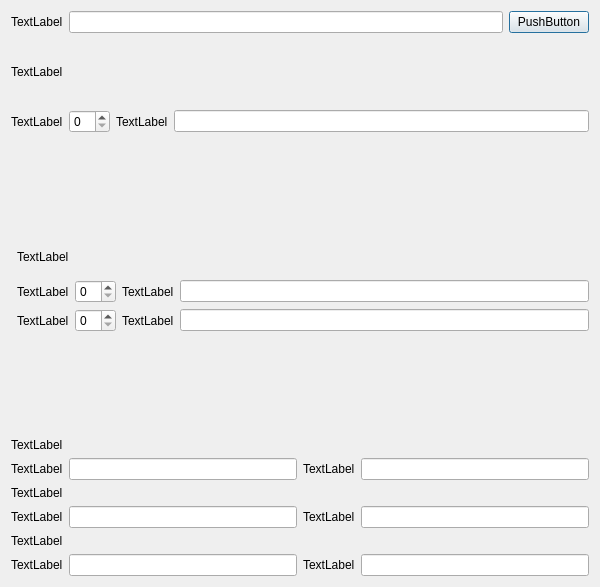
APKin/TCD53, file TowerController/SystemSetting.ui: the form before one commit.
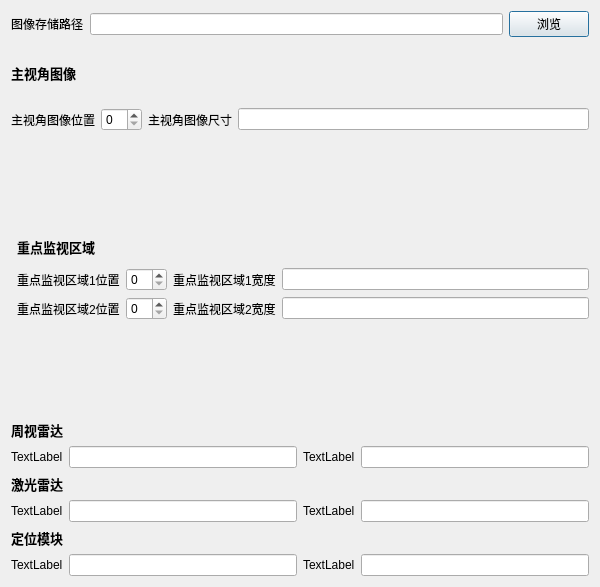
The form after the commit.

The edit to the form file:
```diff
--- a/TowerController/SystemSetting.ui
+++ b/TowerController/SystemSetting.ui
@@ -19,7 +19,7 @@
      <item>
       <widget class="QLabel" name="label">
        <property name="text">
-        <string>TextLabel</string>
+        <string>图像存储路径</string>
        </property>
       </widget>
      </item>
@@ -29,7 +29,7 @@
      <item>
       <widget class="QPushButton" name="pushButton">
        <property name="text">
-        <string>PushButton</string>
+        <string>浏览</string>
        </property>
       </widget>
      </item>
@@ -39,8 +39,15 @@
     <layout class="QVBoxLayout" name="verticalLayout_3">
      <item>
       <widget class="QLabel" name="label_2">
+       <property name="font">
+        <font>
+         <pointsize>10</pointsize>
+         <weight>75</weight>
+         <bold>true</bold>
+        </font>
+       </property>
        <property name="text">
-        <string>TextLabel</string>
+        <string>主视角图像</string>
        </property>
       </widget>
      </item>
@@ -49,7 +56,7 @@
        <item>
         <widget class="QLabel" name="label_3">
          <property name="text">
-          <string>TextLabel</string>
+          <string>主视角图像位置</string>
          </property>
         </widget>
        </item>
@@ -59,7 +66,7 @@
        <item>
         <widget class="QLabel" name="label_4">
          <property name="text">
-          <string>TextLabel</string>
+          <string>主视角图像尺寸</string>
          </property>
         </widget>
        </item>
@@ -84,8 +91,15 @@
     <layout class="QVBoxLayout" name="verticalLayout_4">
      <item>
       <widget class="QLabel" name="label_5">
+       <property name="font">
+        <font>
+         <pointsize>10</pointsize>
+         <weight>75</weight>
+         <bold>true</bold>
+        </font>
+       </property>
        <property name="text">
-        <string>TextLabel</string>
+        <string>重点监视区域</string>
        </property>
       </widget>
      </item>
@@ -94,7 +108,7 @@
        <item>
         <widget class="QLabel" name="label_17">
          <property name="text">
-          <string>TextLabel</string>
+          <string>重点监视区域1位置</string>
          </property>
         </widget>
        </item>
@@ -104,7 +118,7 @@
        <item>
         <widget class="QLabel" name="label_18">
          <property name="text">
-          <string>TextLabel</string>
+          <string>重点监视区域1宽度</string>
          </property>
         </widget>
        </item>
@@ -118,7 +132,7 @@
        <item>
         <widget class="QLabel" name="label_20">
          <property name="text">
-          <string>TextLabel</string>
+          <string>重点监视区域2位置</string>
          </property>
         </widget>
        </item>
@@ -128,7 +142,7 @@
        <item>
         <widget class="QLabel" name="label_19">
          <property name="text">
-          <string>TextLabel</string>
+          <string>重点监视区域2宽度</string>
          </property>
         </widget>
        </item>
@@ -155,8 +169,15 @@
       <layout class="QVBoxLayout" name="verticalLayout_5">
        <item>
         <widget class="QLabel" name="label_8">
+         <property name="font">
+          <font>
+           <pointsize>10</pointsize>
+           <weight>75</weight>
+           <bold>true</bold>
+          </font>
+         </property>
          <property name="text">
-          <string>TextLabel</string>
+          <string>周视雷达</string>
          </property>
         </widget>
        </item>
@@ -190,8 +211,15 @@
       <layout class="QVBoxLayout" name="verticalLayout_6">
        <item>
         <widget class="QLabel" name="label_11">
+         <property name="font">
+          <font>
+           <pointsize>10</pointsize>
+           <weight>75</weight>
+           <bold>true</bold>
+          </font>
+         </property>
          <property name="text">
-          <string>TextLabel</string>
+          <string>激光雷达</string>
          </property>
         </widget>
        </item>
@@ -225,8 +253,15 @@
       <layout class="QVBoxLayout" name="verticalLayout_7">
        <item>
         <widget class="QLabel" name="label_15">
+         <property name="font">
+          <font>
+           <pointsize>10</pointsize>
+           <weight>75</weight>
+           <bold>true</bold>
+          </font>
+         </property>
          <property name="text">
-          <string>TextLabel</string>
+          <string>定位模块</string>
          </property>
         </widget>
        </item>
```
Left out of the diff: 6 changed lines with no effect on the pictures.
